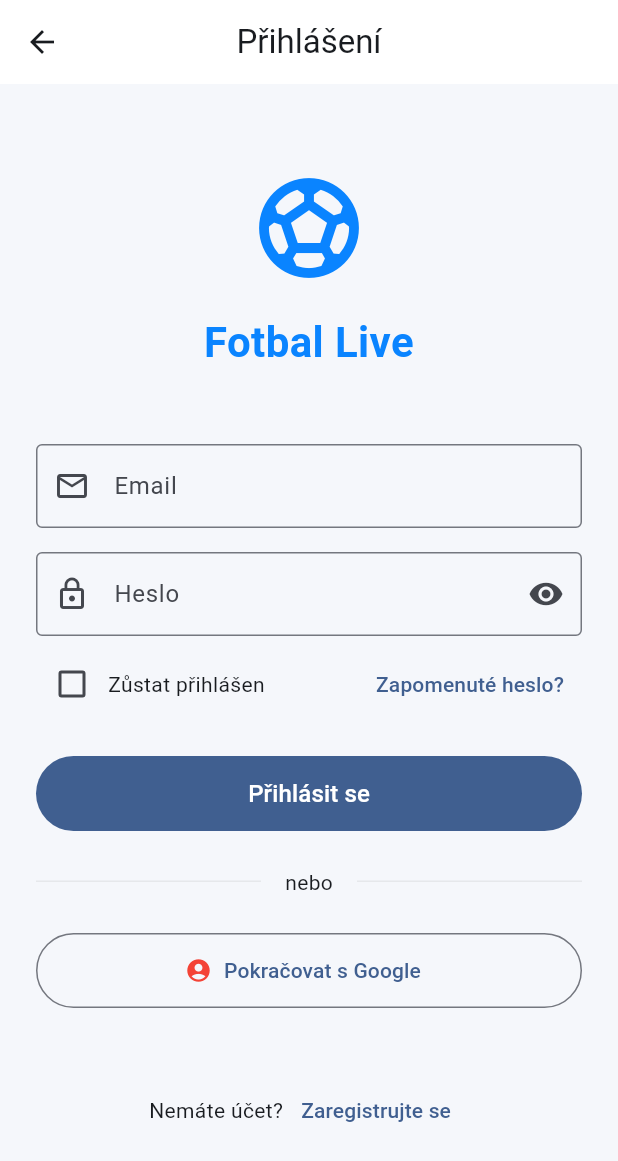
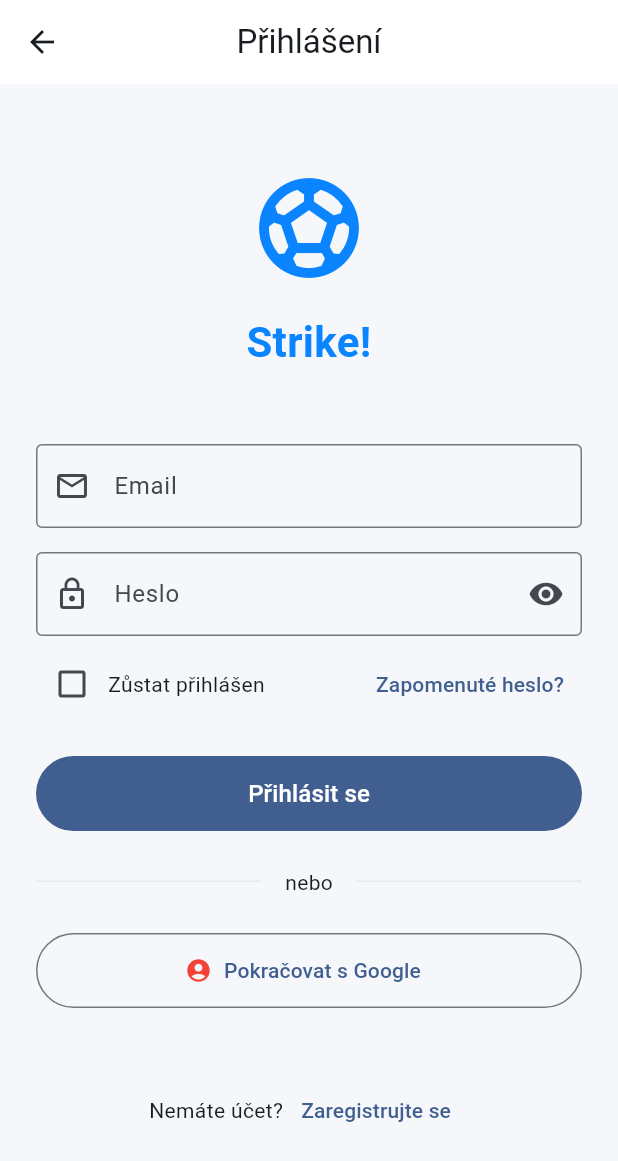
Before and after one commit to VojtechPawlik/maturitn-_projekt, a Flutter app: the screen it shows after launch, after a tap on the "person outline" icon, on a phone screen of 412 x 824 dp. Shown: the top 1161 px of the screen. Run offline on Flutter 3.47's test engine with Material 3 defaults, Android fonts, the light colour scheme and no system bars; our stand-ins replace firebase_auth, firebase_core, flutter_local_notifications, google_sign_in, shared_preferences, sign_in_with_apple and 1 more; accounts and stored records are empty.

Commit message:
rename_app

```diff
--- a/lib/main.dart
+++ b/lib/main.dart
@@ -40,7 +40,7 @@ class MyApp extends StatelessWidget {
           future: Future.wait<void>(<Future<void>>[_initFirebase(), NotificationsService.instance.initialize()]),
           builder: (BuildContext context, AsyncSnapshot<void> snap) {
             return MaterialApp(
-      title: 'Fotbal Live',
+      title: 'Strike!',
       theme: ThemeData(
         colorScheme: ColorScheme.fromSeed(
           seedColor: const Color(0xFF0A84FF), // dark blue accent
--- a/lib/screens/login_screen.dart
+++ b/lib/screens/login_screen.dart
@@ -215,7 +215,7 @@ class _LoginScreenState extends State<LoginScreen> {
               ),
               const SizedBox(height: 16),
               const Text(
-                'Fotbal Live',
+                'Strike!',
                 textAlign: TextAlign.center,
                 style: TextStyle(
                   fontSize: 28,
--- a/pubspec.yaml
+++ b/pubspec.yaml
@@ -1,5 +1,5 @@
-name: maturita_app
-description: "A new Flutter project."
+name: strike_app
+description: "Strike! - football app"
 # The following line prevents the package from being accidentally published to
 # pub.dev using `flutter pub publish`. This is preferred for private packages.
 publish_to: 'none' # Remove this line if you wish to publish to pub.dev
```
Also changed, not shown: 1 other file.
